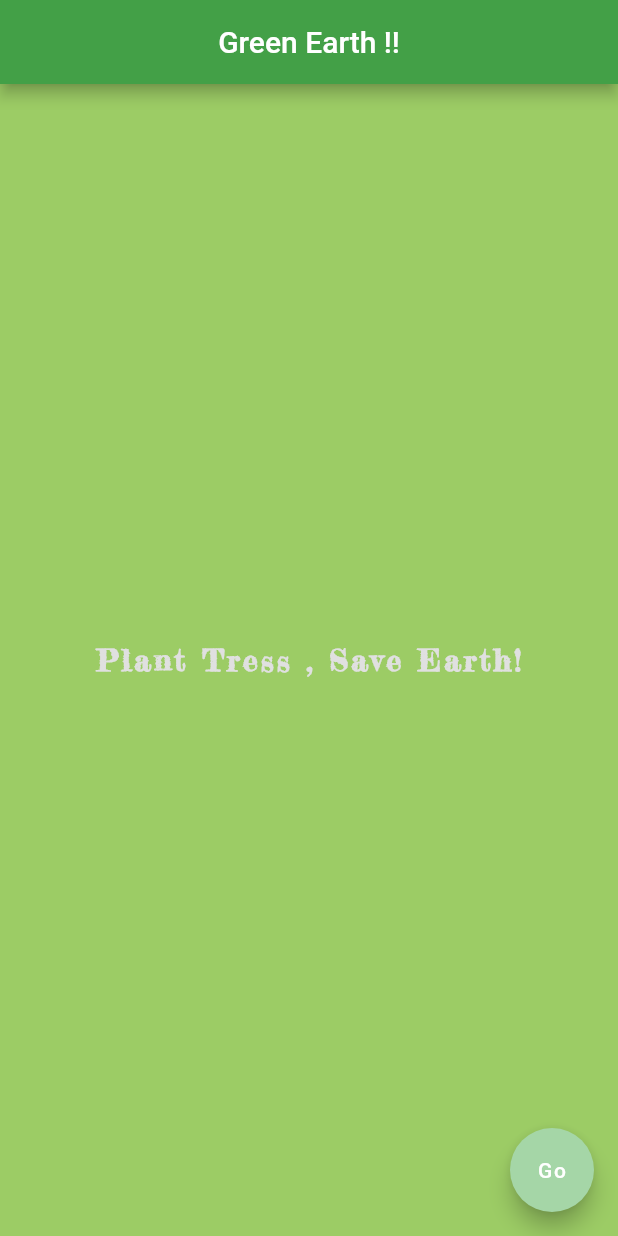
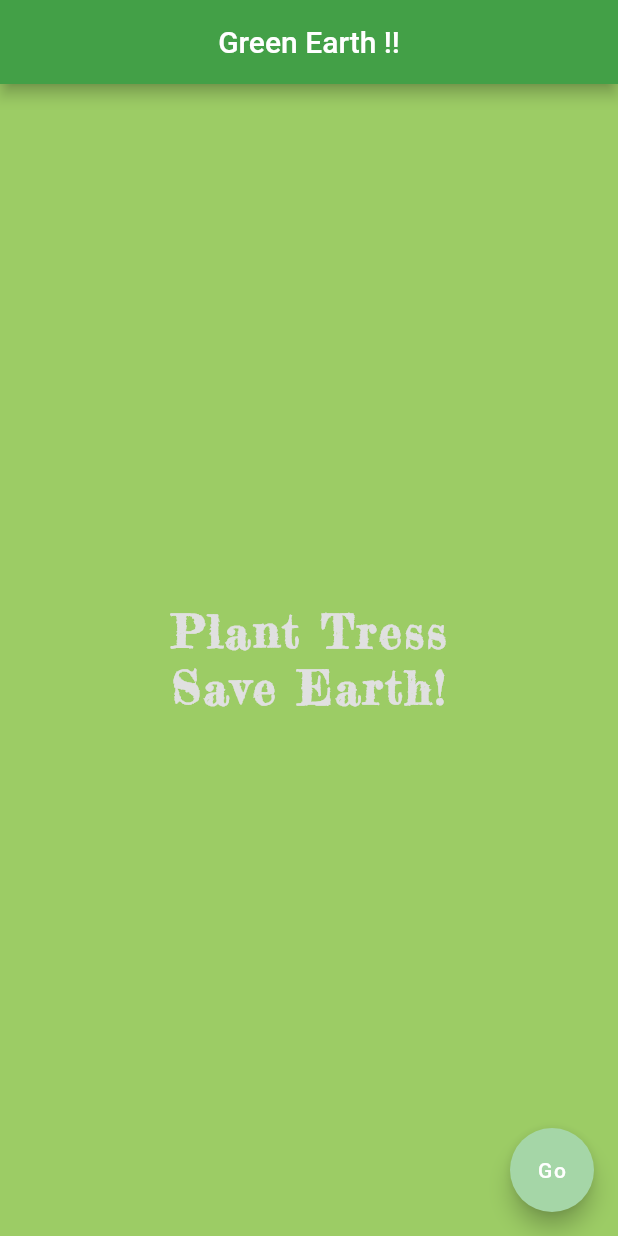
Before and after one commit to arindom38/Flutter-Beginners, a Flutter app: the screen it shows after launch, on a phone screen of 412 x 824 dp. Run offline on Flutter 3.47's test engine with Material 2 defaults, Android fonts, the phone set to English and light mode, and no system bars.

```diff
--- a/lib/main.dart
+++ b/lib/main.dart
@@ -2,7 +2,14 @@ import 'package:flutter/material.dart';
 //MaterialApp enable google design
 void main() => runApp(MaterialApp(
   //Home page using scaffold widget like a wrapper
-  home: Scaffold(
+  home: Home(),
+));
+
+//stateless widget is used for hot reload (without Building app fully)
+class Home extends StatelessWidget {
+  @override
+  Widget build(BuildContext context) { //This build Function build the app automatically and specific screen if changes
+    return Scaffold(
       appBar: AppBar(
         title: Text('Green Earth !!'),
         centerTitle: true,
@@ -10,9 +17,9 @@ void main() => runApp(MaterialApp(
       ),
       body: Center(
         child: Text(
-        'Plant Tress , Save Earth!',
+          'Plant Tress\nSave Earth!',
           style: TextStyle(
-          fontSize: 20.0,
+            fontSize: 30.0,
             fontWeight: FontWeight.bold,
             letterSpacing: 2.0,
             color: Colors.grey[300],
@@ -26,5 +33,6 @@ void main() => runApp(MaterialApp(
         child: Text('Go'),
         backgroundColor: Colors.green[200],
       ),
-  ),
-));
+    );
+  }
+}
```
Lines whose indentation alone changed are shown as unchanged.
